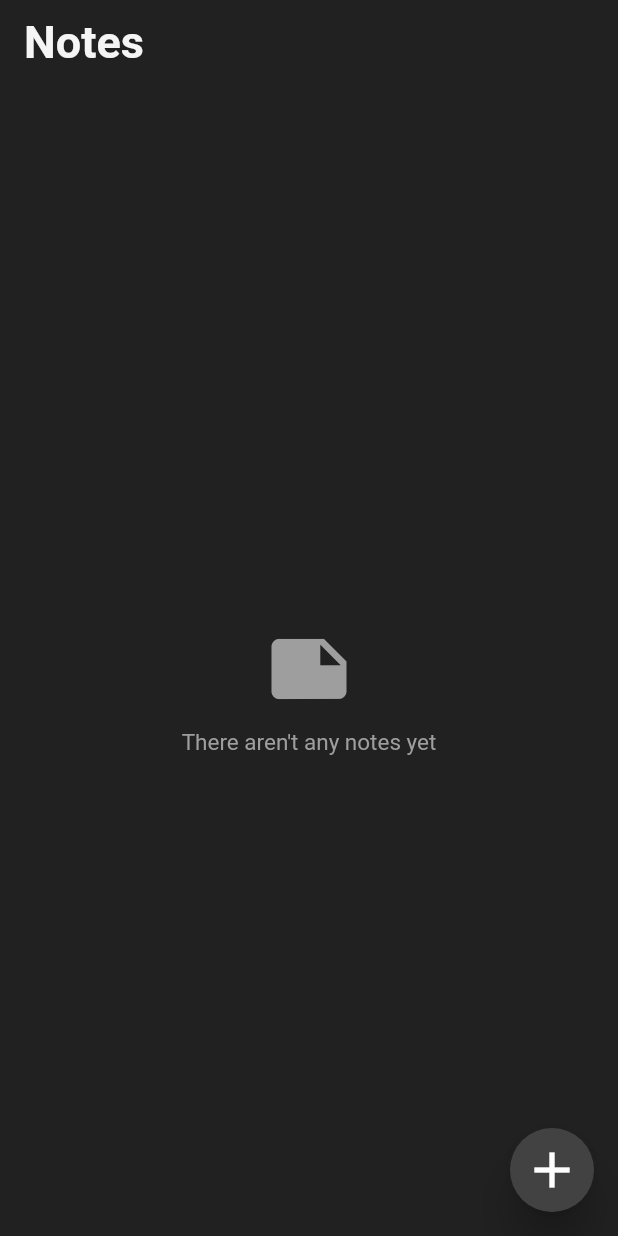
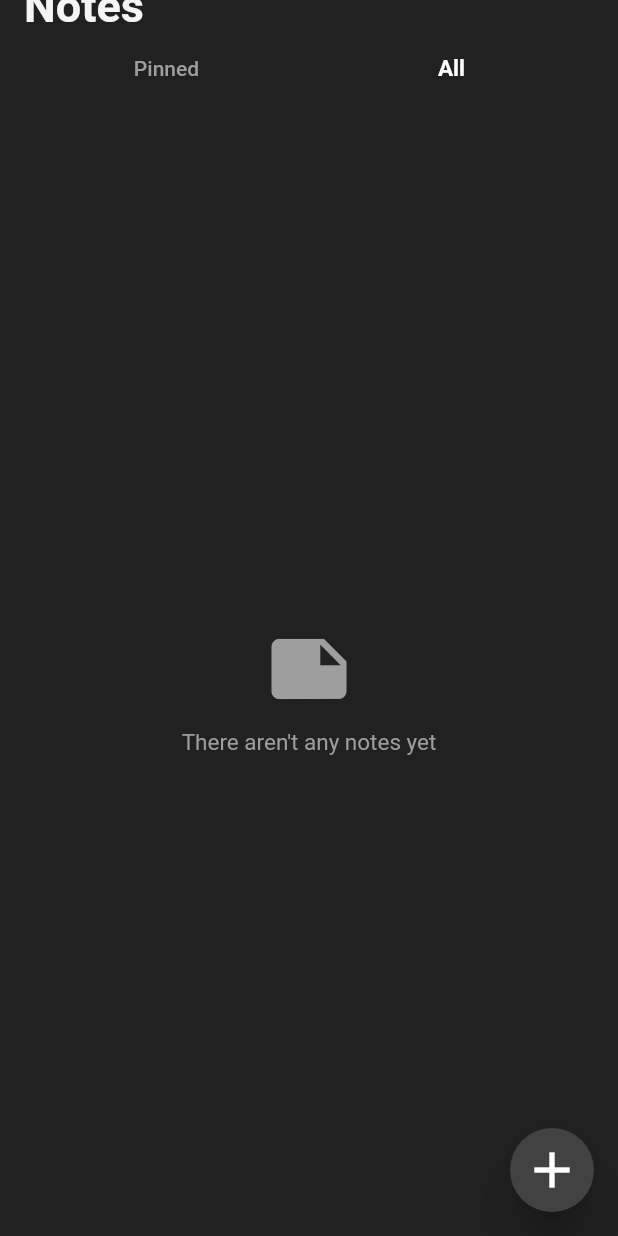
Before and after one commit to fatyga/notes_app, a Flutter app: the screen it shows after launch, on a phone screen of 412 x 824 dp. Run offline on Flutter 3.47's test engine with Material 2 defaults, Android fonts, the phone set to English and light mode, and no system bars; our stand-ins replace google_fonts.

Commit message:
Add the possibility to pin notes

```diff
--- a/lib/notes.dart
+++ b/lib/notes.dart
@@ -7,6 +7,7 @@ class Notes extends ChangeNotifier {
   Note? selectedNote;
 
   String noteManipulationMode = '';
+  String notesViewMode = 'all';
 
   List<Note> get notes => _items;
   int get notesCount => _items.length;
@@ -21,14 +22,26 @@ class Notes extends ChangeNotifier {
     selectedNote?.content = editedContent;
     notifyListeners();
   }
+
+  void pin_unpin() {
+    selectedNote!.isPinned = !selectedNote!.isPinned;
+    notifyListeners();
+  }
+
+  void changeViewMode(String newMode) {
+    notesViewMode = newMode;
+    notifyListeners();
+  }
 }
 
 class Note {
-  late DateTime time;
-  late String title;
-  late String content;
+  DateTime time;
+  String title;
+  String content;
   late String formattedTime;
-  late Color? backgroundColor;
+  Color? backgroundColor;
+
+  bool isPinned = false;
 
   Note({required this.time, required this.title, required this.content}) {
     formattedTime = DateFormat.yMMMd().format(time);
--- a/lib/screens/home.dart
+++ b/lib/screens/home.dart
@@ -12,14 +12,48 @@ class Home extends StatelessWidget {
 
     return Scaffold(
       backgroundColor: Colors.grey[900],
+      //TODO: Fix the appBar which is covered by the notification bar
       appBar: AppBar(
         backgroundColor: Colors.grey[900],
         elevation: 0.0,
-        title: Text('Notes',
+        title: Column(
+          crossAxisAlignment: CrossAxisAlignment.start,
+          children: [
+            Text('Notes',
                 style: TextStyle(
                     color: Colors.grey[100],
                     fontSize: 30,
                     fontWeight: FontWeight.bold)),
+            Row(
+              children: [
+                Expanded(
+                    child: TextButton(
+                        onPressed: () {
+                          model.changeViewMode('pinned');
+                        },
+                        child: Text('Pinned',
+                            style: (model.notesViewMode == 'pinned')
+                                ? const TextStyle(
+                                    color: Colors.white,
+                                    fontSize: 15,
+                                    fontWeight: FontWeight.bold)
+                                : const TextStyle(color: Colors.grey)))),
+                Expanded(
+                    child: TextButton(
+                        onPressed: () {
+                          model.changeViewMode('all');
+                        },
+                        child: Text('All',
+                            style: (model.notesViewMode == 'all')
+                                ? const TextStyle(
+                                    color: Colors.white,
+                                    fontSize: 15,
+                                    fontWeight: FontWeight.bold)
+                                : const TextStyle(color: Colors.grey))))
+              ],
+            ),
+          ],
+        ),
       ),
       body: Padding(
           padding: const EdgeInsets.fromLTRB(20, 40, 20, 0),
@@ -35,11 +69,19 @@ class Home extends StatelessWidget {
                         style: TextStyle(color: Colors.grey[500], fontSize: 15))
                   ],
                 ))
-            : ListView.builder(
-                itemCount: model.notesCount,
-                itemBuilder: (context, index) {
-                  return NoteWidget(noteInstance: model.notes[index]);
-                }),
+              : ListView(
+                  children: (model.notesViewMode == 'pinned')
+                      ? model.notes
+                          .where((note) => note.isPinned)
+                          .map((note) => NoteWidget(noteInstance: note))
+                          .toList()
+                      : model.notes
+                          .map((note) => NoteWidget(noteInstance: note))
+                          .toList()) //  ListView.builder(
+          //     itemCount: model.notesCount,
+          //     itemBuilder: (context, index) {
+          //       return NoteWidget(noteInstance: model.notes[index]);
+          //     }),
           ),
       floatingActionButton: FloatingActionButton(
         backgroundColor: Colors.grey[800],
--- a/lib/screens/note_preview.dart
+++ b/lib/screens/note_preview.dart
@@ -16,10 +16,19 @@ class NotePreview extends StatelessWidget {
         actions: [
           TextButton(
               onPressed: () {
-                context.read<Notes>().noteManipulationMode = 'edit_note';
+                model.noteManipulationMode = 'edit_note';
                 Navigator.pushNamed(context, '/newNote');
               },
               child: Text("Edit",
+                  style: TextStyle(
+                      color: Colors.grey[100],
+                      fontSize: 16,
+                      fontWeight: FontWeight.bold))),
+          TextButton(
+              onPressed: () {
+                model.pin_unpin();
+              },
+              child: Text((model.selectedNote!.isPinned) ? "Unpin" : "Pin",
                   style: TextStyle(
                       color: Colors.grey[100],
                       fontSize: 16,
```
Lines whose indentation alone changed are shown as unchanged.
